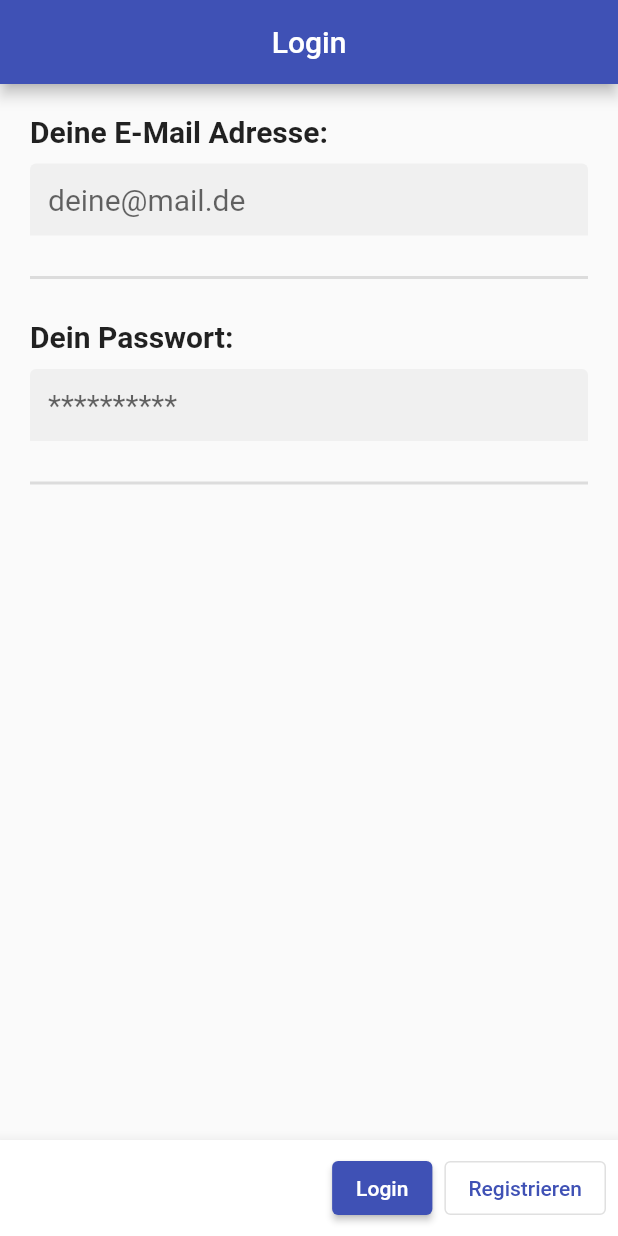
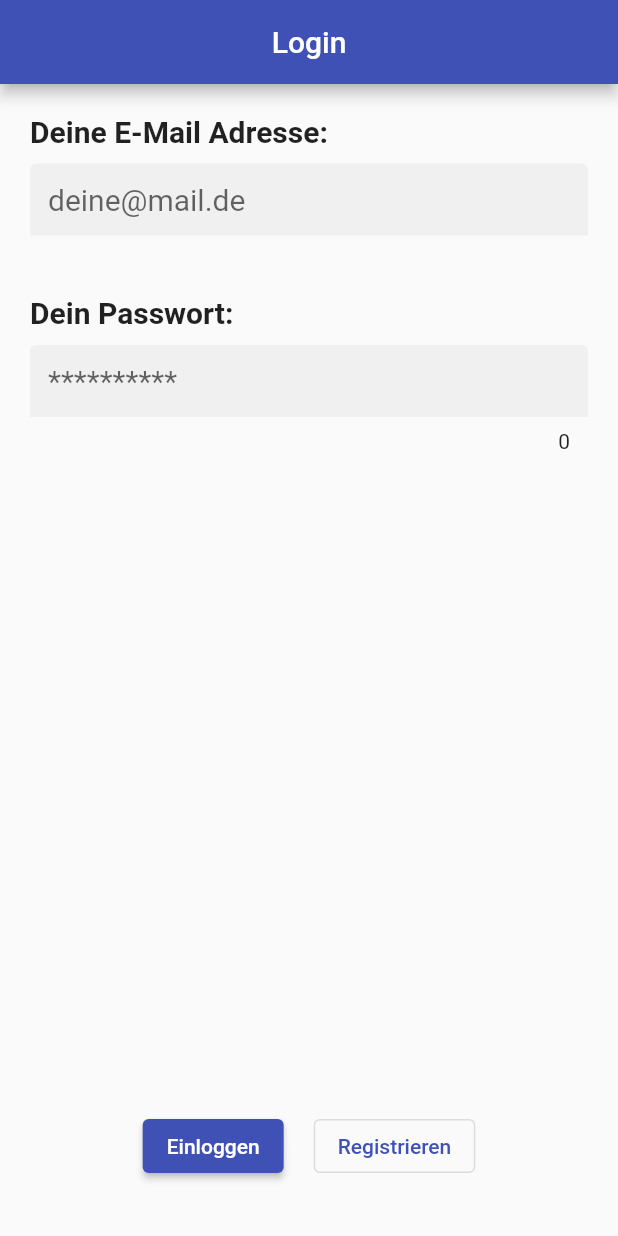
Before and after one commit to yurtemre7/animinu, a Flutter app: the screen it shows after launch, on a phone screen of 412 x 824 dp. Run offline on Flutter 3.47's test engine with Material 2 defaults, Android fonts, the phone set to English and light mode, and no system bars; our stand-ins replace firebase_auth, firebase_core, firebase_database, flutter_riverpod, shared_preferences; accounts and stored records are empty.

Commit message:
better login screen and buttons

```diff
--- a/lib/Login.dart
+++ b/lib/Login.dart
@@ -1,4 +1,3 @@
-import 'package:animinu/components/Dividers.dart';
 import 'package:animinu/main.dart';
 import 'package:firebase_auth/firebase_auth.dart';
 import 'package:flutter/material.dart';
@@ -31,6 +30,8 @@ class _LoginState extends State<Login> {
 
   @override
   Widget build(BuildContext context) {
+    final keyboard = MediaQuery.of(context).viewInsets.bottom > 0;
+
     return Scaffold(
       appBar: AppBar(
         title: Text('Login'),
@@ -39,6 +40,7 @@ class _LoginState extends State<Login> {
       body: GestureDetector(
         onTap: () => FocusScope.of(context).unfocus(),
         child: Container(
+          height: MediaQuery.of(context).size.height,
           padding: EdgeInsets.all(20),
           child: Form(
             key: formKey,
@@ -48,18 +50,22 @@ class _LoginState extends State<Login> {
                 crossAxisAlignment: CrossAxisAlignment.start,
                 children: [
                   _emailInput(),
-                  Dividers.horizontalDivider(),
                   _passwordInput(),
-                  Dividers.horizontalDivider(),
                 ],
               ),
             ),
           ),
         ),
       ),
-      bottomNavigationBar: BottomAppBar(
-        child: ButtonBar(
-          alignment: MainAxisAlignment.end,
+      floatingActionButtonLocation: FloatingActionButtonLocation.centerFloat,
+      floatingActionButton: !keyboard ? loginButtons(context) : SizedBox(),
+    );
+  }
+
+  Widget loginButtons(BuildContext context) {
+    return ButtonBar(
+      alignment: MainAxisAlignment.center,
+      buttonPadding: EdgeInsets.all(20),
       children: [
         ElevatedButton(
           onPressed: () async {
@@ -83,7 +89,7 @@ class _LoginState extends State<Login> {
             }
           },
           child: Text(
-                'Login',
+            'Einloggen',
           ),
         ),
         OutlinedButton(
@@ -118,8 +124,6 @@ class _LoginState extends State<Login> {
           ),
         ),
       ],
-        ),
-      ),
     );
   }
 
@@ -184,12 +188,16 @@ class _LoginState extends State<Login> {
             autocorrect: false,
             keyboardType: TextInputType.visiblePassword,
             autovalidateMode: AutovalidateMode.onUserInteraction,
+            onChanged: (value) {
+              setState(() {});
+            },
             decoration: InputDecoration(
               hintText: '**********',
               filled: true,
               border: UnderlineInputBorder(
                 borderSide: BorderSide.none,
               ),
+              counter: Text(passwordController.text.length.toString()),
             ),
             style: TextStyle(fontSize: 20),
           ),
```
Lines whose indentation alone changed are shown as unchanged.
